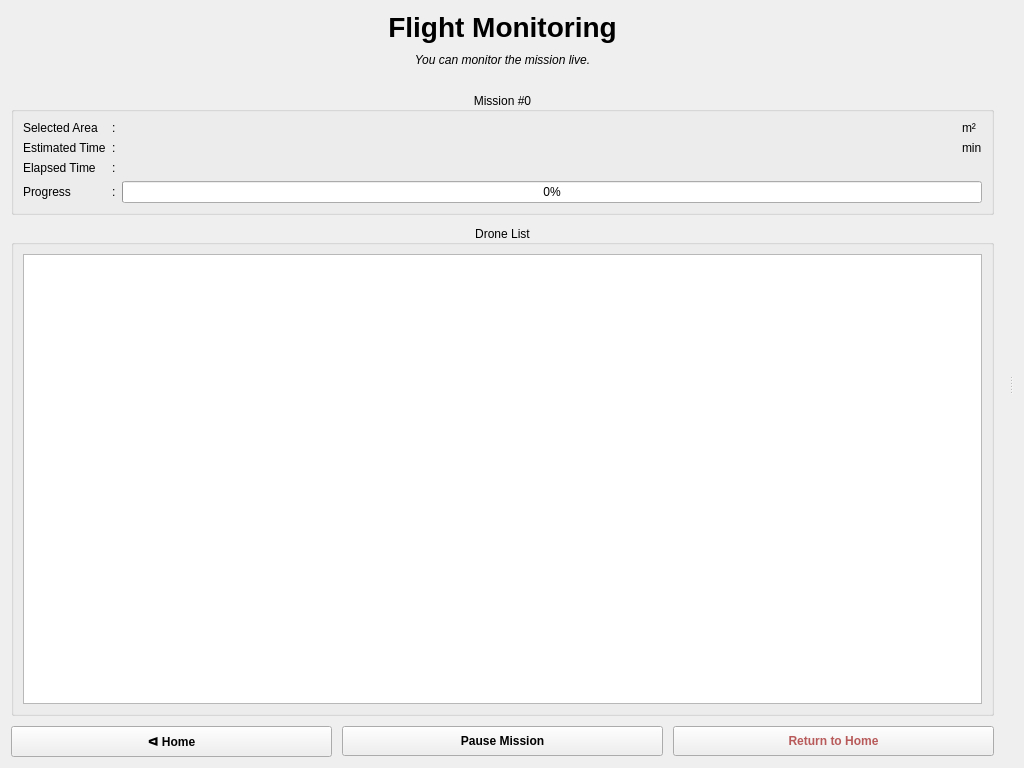
The window that UI/Midflight/mid_design.ui (cmpe-DroneLab/GeoFly3D) describes before a commit, drawn with Qt 5.
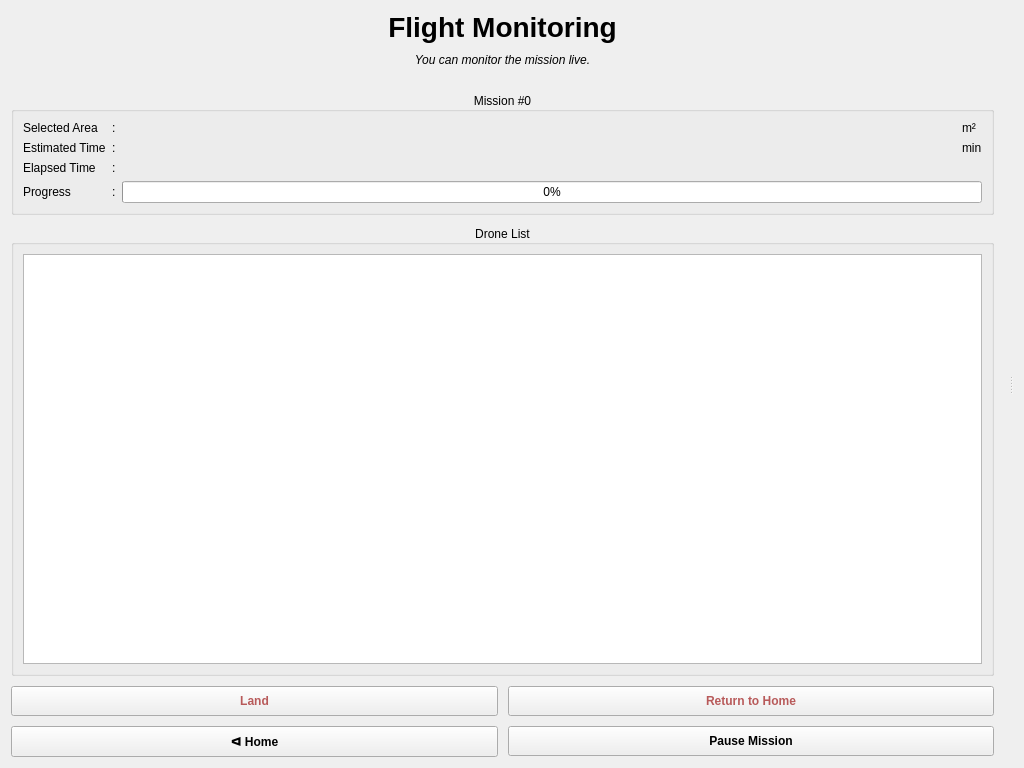
The same window after the commit.

Commit message: Added land button to Midflight screen

Patch:
```diff
--- a/UI/Midflight/mid_design.ui
+++ b/UI/Midflight/mid_design.ui
@@ -15,7 +15,8 @@
   </property>
   <property name="styleSheet">
    <string notr="true">QPushButton { padding: 7px 10px; font-weight: 500; }
-#btn_return_to_home { color: #b85a5a; }</string>
+#btn_return_to_home { color: #b85a5a; }
+#btn_land { color: #b85a5a; }</string>
   </property>
   <layout class="QHBoxLayout" name="horizontalLayout">
    <item>
@@ -217,21 +218,28 @@
        </item>
        <item>
         <layout class="QGridLayout" name="g_lay_buttons">
-         <item row="0" column="0">
+         <item row="1" column="0">
           <widget class="QPushButton" name="btn_main">
            <property name="text">
             <string>ᐊ Home</string>
            </property>
           </widget>
          </item>
-         <item row="0" column="3">
+         <item row="0" column="0">
+          <widget class="QPushButton" name="btn_land">
+           <property name="text">
+            <string>Land</string>
+           </property>
+          </widget>
+         </item>
+         <item row="1" column="3">
           <widget class="QPushButton" name="btn_pause_resume">
            <property name="text">
             <string>Pause Mission</string>
            </property>
           </widget>
          </item>
-         <item row="0" column="4">
+         <item row="0" column="3">
           <widget class="QPushButton" name="btn_return_to_home">
            <property name="text">
             <string>Return to Home</string>
```
The commit also changes 5 other files.
